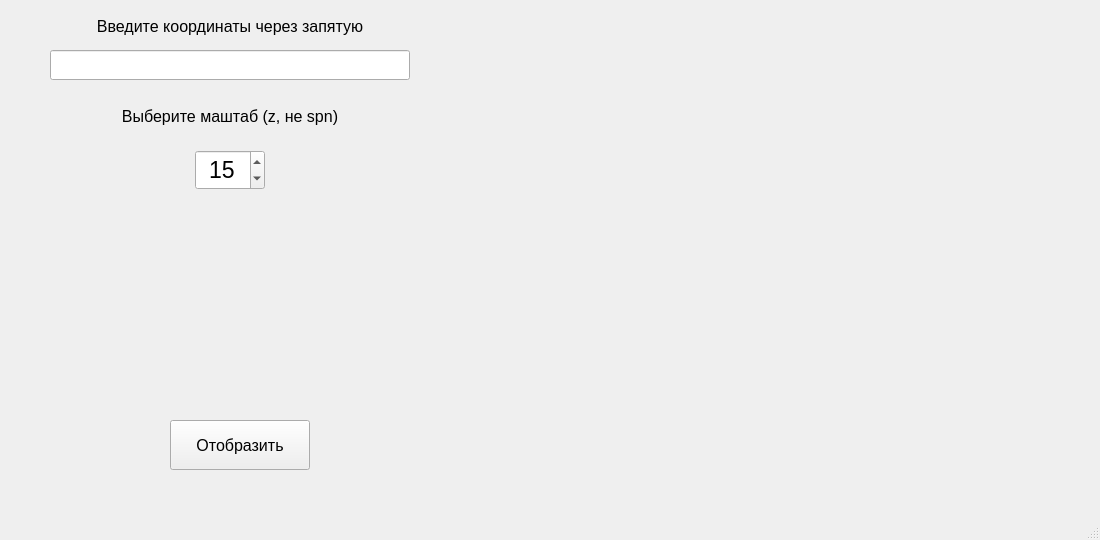
First picture: the form in forms/ymaps_window_form.ui, repository xxxazzo/YL_repo, before the edit.
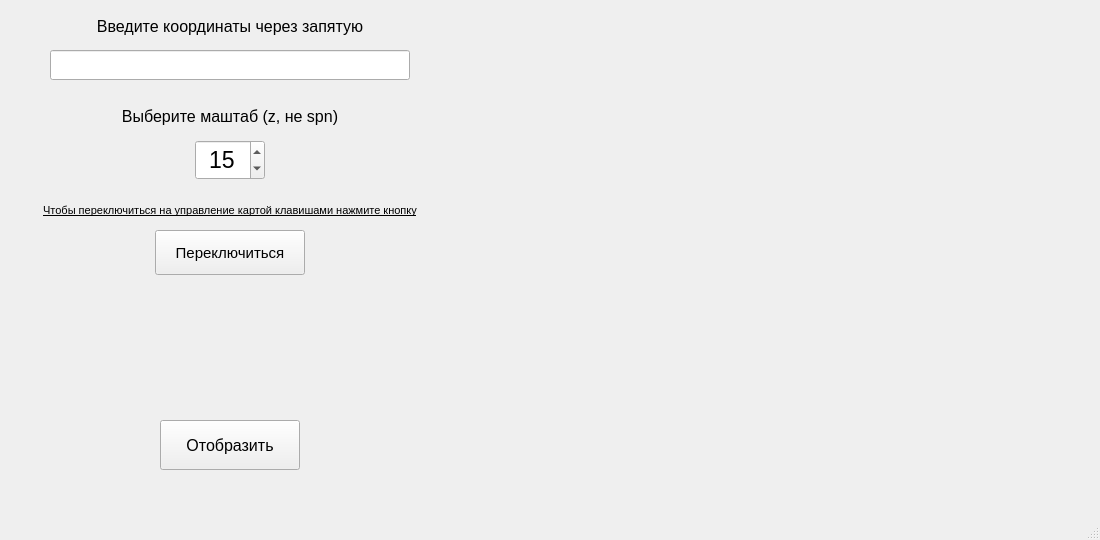
Second picture: the form after the edit.

Commit message: Большая задача по Maps API. Часть №3

```diff
--- a/forms/ymaps_window_form.ui
+++ b/forms/ymaps_window_form.ui
@@ -17,8 +17,8 @@
    <widget class="QLabel" name="map_image_label">
     <property name="geometry">
      <rect>
-      <x>460</x>
-      <y>40</y>
+      <x>492</x>
+      <y>30</y>
       <width>600</width>
       <height>450</height>
      </rect>
@@ -30,7 +30,7 @@
    <widget class="QPushButton" name="button">
     <property name="geometry">
      <rect>
-      <x>170</x>
+      <x>160</x>
       <y>420</y>
       <width>140</width>
       <height>50</height>
@@ -118,7 +118,7 @@
     <property name="geometry">
      <rect>
       <x>195</x>
-      <y>150</y>
+      <y>140</y>
       <width>70</width>
       <height>40</height>
      </rect>
@@ -131,6 +131,18 @@
     <property name="alignment">
      <set>Qt::AlignCenter</set>
     </property>
+    <property name="readOnly">
+     <bool>false</bool>
+    </property>
+    <property name="buttonSymbols">
+     <enum>QAbstractSpinBox::UpDownArrows</enum>
+    </property>
+    <property name="keyboardTracking">
+     <bool>false</bool>
+    </property>
+    <property name="showGroupSeparator" stdset="0">
+     <bool>false</bool>
+    </property>
     <property name="prefix">
      <string/>
     </property>
@@ -141,6 +153,53 @@
      <number>15</number>
     </property>
    </widget>
+   <widget class="QLabel" name="label_3">
+    <property name="geometry">
+     <rect>
+      <x>10</x>
+      <y>200</y>
+      <width>440</width>
+      <height>20</height>
+     </rect>
+    </property>
+    <property name="font">
+     <font>
+      <pointsize>8</pointsize>
+      <weight>50</weight>
+      <bold>false</bold>
+      <underline>true</underline>
+     </font>
+    </property>
+    <property name="text">
+     <string>Чтобы переключиться на управление картой клавишами нажмите кнопку</string>
+    </property>
+    <property name="alignment">
+     <set>Qt::AlignCenter</set>
+    </property>
+   </widget>
+   <widget class="QPushButton" name="switch_button">
+    <property name="geometry">
+     <rect>
+      <x>155</x>
+      <y>230</y>
+      <width>150</width>
+      <height>45</height>
+     </rect>
+    </property>
+    <property name="font">
+     <font>
+      <pointsize>11</pointsize>
+      <weight>50</weight>
+      <bold>false</bold>
+     </font>
+    </property>
+    <property name="focusPolicy">
+     <enum>Qt::NoFocus</enum>
+    </property>
+    <property name="text">
+     <string>Переключиться</string>
+    </property>
+   </widget>
   </widget>
   <widget class="QMenuBar" name="menubar">
    <property name="geometry">
```
Left out of the diff: 17 changed lines with no effect on the pictures. The commit also changes 1 other file.
